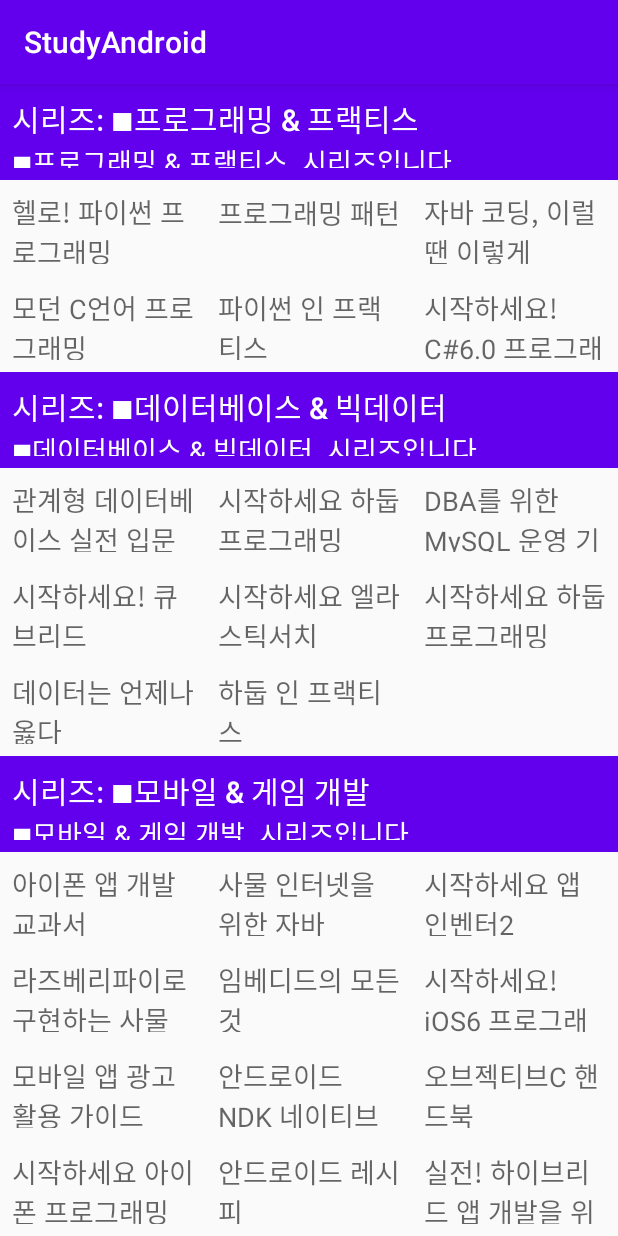
After one commit to Dokyeongyun/AndroidStudio, an Android app: the GridRecyclerView_MainActivity screen opened directly, with no data from a screen before it, on a phone screen of 412 x 824 dp. The commit adds this screen. Run offline under Robolectric (Android 15) with nearby library versions, the phone set to English and light mode, and no system bars.

Commit message:
[ Support Library ] v7 Support Library의 RecyclerView 중 GirdLayoutManager를 이용하여 격자형태로 리스트를 출력하는 방법

```diff
--- a/app/src/main/AndroidManifest.xml
+++ b/app/src/main/AndroidManifest.xml
@@ -14,7 +14,8 @@
         android:roundIcon="@mipmap/ic_launcher_round"
         android:supportsRtl="true"
         android:theme="@style/AppTheme">
-        <activity android:name=".No7_SupportLibrary.RecyclerView.Divider.DividerRecyclerView_MainActivity"></activity>
+        <activity android:name=".No7_SupportLibrary.RecyclerView.Grid.GridRecyclerView_MainActivity"></activity>
+        <activity android:name=".No7_SupportLibrary.RecyclerView.Divider.DividerRecyclerView_MainActivity" />
         <activity android:name=".No7_SupportLibrary.RecyclerView.SimpleRecyclerView.SimpleRecyclerView_MainActivity" />
         <activity android:name=".No7_SupportLibrary.RecyclerView.RecyclerView_MainActivity" />
         <activity android:name=".No7_SupportLibrary.NotificationCompat.NotificationCompat_MainActivity" />
--- a/app/src/main/java/com/example/studyandroid/No7_SupportLibrary/RecyclerView/Divider/DividerRecyclerView_MainActivity.java
+++ b/app/src/main/java/com/example/studyandroid/No7_SupportLibrary/RecyclerView/Divider/DividerRecyclerView_MainActivity.java
@@ -30,14 +30,14 @@ public class DividerRecyclerView_MainActivity extends AppCompatActivity {
     @Override
     protected void onCreate(Bundle savedInstanceState) {
         super.onCreate(savedInstanceState);
-        setContentView(R.layout.activity_divider_recycler_view__main);
+        setContentView(R.layout.activity_simple_recycler_view__main);
         setupRecyclerView();
     }
 
 
     private void setupRecyclerView() {
 
-        recyclerView = findViewById(R.id.simpleRecyclerView2);
+        recyclerView = findViewById(R.id.simpleRecyclerView);
         recyclerView.setHasFixedSize(true);
 
         simpleStringAdapter = new SimpleStringAdapter(DummyDataGenerator.generateStringListData());
--- /dev/null
+++ b/app/src/main/java/com/example/studyandroid/No7_SupportLibrary/RecyclerView/Grid/GridRecyclerView_MainActivity.java
@@ -0,0 +1,68 @@
+package com.example.studyandroid.No7_SupportLibrary.RecyclerView.Grid;
+
+import androidx.appcompat.app.AppCompatActivity;
+import androidx.recyclerview.widget.GridLayoutManager;
+import androidx.recyclerview.widget.RecyclerView;
+
+import android.content.Context;
+import android.content.Intent;
+import android.os.Bundle;
+
+import com.example.studyandroid.No7_SupportLibrary.RecyclerView.DummyDataGenerator;
+import com.example.studyandroid.R;
+/*
+
+[ RecyclerView _ Customizing _ GridRecyclerView ]
+
+  1. GridLayoutManager 를 이용 -> 생성 시 열의 개수를 지정
+  2. GridLayoutManager.SpanSizeLookup() 을 이용하여
+        각 내용별로 그리드 상에서 차지할 면적을 정의한다.
+        ex) 헤더는 3칸을 모두 차지, 내용은 1칸만 차지
+            이 때, 헤더인지 내용인지, 즉 아이템뷰의 타입을 얻기 위하여
+            Adapter.getItemViewType() 을 이용한다.
+
+ */
+public class GridRecyclerView_MainActivity extends AppCompatActivity {
+
+    private RecyclerView recyclerView;
+
+    @Override
+    protected void onCreate(Bundle savedInstanceState) {
+        super.onCreate(savedInstanceState);
+        setContentView(R.layout.activity_simple_recycler_view__main);
+        setupRecyclerView();
+    }
+
+    private void setupRecyclerView() {
+        recyclerView =  findViewById(R.id.simpleRecyclerView);
+
+        recyclerView.setHasFixedSize(true);
+
+        final RichAdapter adapter = new RichAdapter(DummyDataGenerator.generateStringListData());
+        recyclerView.setAdapter(adapter);
+
+        // GridLayout 의 열을 3으로 지정하여 생성
+        final GridLayoutManager gridLayoutManager = new GridLayoutManager(this, 3);
+        // SpanSizeLookup 으로 아이템뷰별로 차지할 폭을 결정한다
+        GridLayoutManager.SpanSizeLookup spanSizeLookup = new GridLayoutManager.SpanSizeLookup() {
+            @Override
+            public int getSpanSize(int position) {
+                if (adapter.getItemViewType(position) == RichAdapter.HEADER_VIEW_TYPE) {
+                    // 헤더는 3열을 차지해서 표시한다(표시되는 것은 1열)
+
+                    // getSpanCount() -> 모든 열에 꽉 채울 수 있도록 함 (나중에 열의 크기가 바뀌어도 호환됨)
+                    return gridLayoutManager.getSpanCount();
+                }
+
+                // 나머지는 1열을 사용한다(표시되는 것은 3열)
+                return 1;
+            }
+        };
+        gridLayoutManager.setSpanSizeLookup(spanSizeLookup);
+        recyclerView.setLayoutManager(gridLayoutManager);
+    }
+
+    public static Intent createIntent(Context context) {
+        return new Intent(context, GridRecyclerView_MainActivity.class);
+    }
+}
--- /dev/null
+++ b/app/src/main/java/com/example/studyandroid/No7_SupportLibrary/RecyclerView/Grid/RichAdapter.java
@@ -0,0 +1,101 @@
+package com.example.studyandroid.No7_SupportLibrary.RecyclerView.Grid;
+
+import android.icu.text.AlphabeticIndex;
+import android.view.LayoutInflater;
+import android.view.View;
+import android.view.ViewGroup;
+import android.widget.TextView;
+
+import androidx.annotation.NonNull;
+import androidx.recyclerview.widget.RecyclerView;
+
+import com.example.studyandroid.R;
+
+import java.util.List;
+
+public class RichAdapter extends RecyclerView.Adapter<RecyclerView.ViewHolder> {
+
+    public static final int ITEM_VIEW_TYPE = 0;
+    public static final int HEADER_VIEW_TYPE = 1;
+    private List<String> dataset;
+
+
+    // ITEM_VIEW_TYPE 용 ViewHolder
+    public static class ItemViewHolder extends RecyclerView.ViewHolder {
+
+        public final TextView textView;
+
+        public ItemViewHolder(@NonNull View itemView) {
+            super(itemView);
+            textView = itemView.findViewById(R.id.simpleTextView);
+        }
+    }
+
+    public static class HeaderViewHolder extends RecyclerView.ViewHolder {
+        public final TextView titleTextView;
+        public final TextView detailTextView;
+
+        public HeaderViewHolder(@NonNull View itemView) {
+            super(itemView);
+            titleTextView = itemView.findViewById(R.id.titleTextView);
+            detailTextView = itemView.findViewById(R.id.detailTextView);
+        }
+    }
+
+    @Override
+    public int getItemViewType(int position) {
+        if (dataset.get(position).startsWith("■")) {
+            return HEADER_VIEW_TYPE;
+        } else {
+            return ITEM_VIEW_TYPE;
+        }
+    }
+
+    public RichAdapter(List<String> myDataset) {
+        dataset = myDataset;
+    }
+
+    @NonNull
+    @Override
+    public RecyclerView.ViewHolder onCreateViewHolder(@NonNull ViewGroup parent, int viewType) {
+        View view;
+
+        switch (viewType) {
+            case ITEM_VIEW_TYPE: {
+                view = LayoutInflater.from(parent.getContext()).inflate(R.layout.simple_row, parent, false);
+                return new ItemViewHolder(view);
+            }
+            case HEADER_VIEW_TYPE: {
+                view = LayoutInflater.from(parent.getContext()).inflate(R.layout.header_row, parent, false);
+                return new HeaderViewHolder(view);
+            }
+            default:
+                throw new RuntimeException("존재하지 않는 ViewType 입니다.");
+        }
+    }
+
+    @Override
+    public void onBindViewHolder(@NonNull RecyclerView.ViewHolder holder, int position) {
+        String text = dataset.get(position);
+
+        switch (holder.getItemViewType()) {
+            case ITEM_VIEW_TYPE: {
+                ItemViewHolder itemViewHolder = (ItemViewHolder) holder;
+                itemViewHolder.textView.setText(text);
+                break;
+            }
+            case HEADER_VIEW_TYPE: {
+                HeaderViewHolder headerViewHolder = (HeaderViewHolder) holder;
+                headerViewHolder.titleTextView.setText("시리즈: " + text);
+                headerViewHolder.detailTextView.setText(text + " 시리즈입니다.");
+                break;
+            }
+        }
+
+    }
+
+    @Override
+    public int getItemCount() {
+        return dataset.size();
+    }
+}
--- a/app/src/main/java/com/example/studyandroid/No7_SupportLibrary/RecyclerView/RecyclerView_MainActivity.java
+++ b/app/src/main/java/com/example/studyandroid/No7_SupportLibrary/RecyclerView/RecyclerView_MainActivity.java
@@ -7,6 +7,7 @@ import android.os.Bundle;
 import android.view.View;
 
 import com.example.studyandroid.No7_SupportLibrary.RecyclerView.Divider.DividerRecyclerView_MainActivity;
+import com.example.studyandroid.No7_SupportLibrary.RecyclerView.Grid.GridRecyclerView_MainActivity;
 import com.example.studyandroid.No7_SupportLibrary.RecyclerView.SimpleRecyclerView.SimpleRecyclerView_MainActivity;
 import com.example.studyandroid.R;
 /*
@@ -80,21 +81,22 @@ public class RecyclerView_MainActivity extends AppCompatActivity {
 /*        findViewById(R.id.cardview_execute_button).setOnClickListener(new View.OnClickListener() {
             @Override
             public void onClick(View v) {
-                Intent intent = CardViewRecyclerViewActivity.createIntent(MainActivity.this);
+                Intent intent = CardViewRecyclerViewActivity.createIntent(RecyclerView_MainActivity.this);
+                startActivity(intent);
+            }
+        });*/
+        findViewById(R.id.grid_execute_button).setOnClickListener(new View.OnClickListener() {
+            @Override
+            public void onClick(View v) {
+                Intent intent = GridRecyclerView_MainActivity.createIntent(RecyclerView_MainActivity.this);
                 startActivity(intent);
             }
         });
-        findViewById(R.id.grid_execute_button).setOnClickListener(new View.OnClickListener() {
-            @Override
-            public void onClick(View v) {
-                Intent intent = GridRecyclerViewActivity.createIntent(MainActivity.this);
-                startActivity(intent);
-            }
-        });
+        /*
         findViewById(R.id.manipulation_execute_button).setOnClickListener(new View.OnClickListener() {
             @Override
             public void onClick(View v) {
-                Intent intent = ManipulationActivity.createIntent(MainActivity.this);
+                Intent intent = ManipulationActivity.createIntent(RecyclerView_MainActivity.this);
                 startActivity(intent);
             }
         });*/
--- a/app/src/main/res/layout/activity_divider_recycler_view__main.xml
+++ /dev/null
@@ -1,7 +0,0 @@
-<?xml version="1.0" encoding="utf-8"?>
-<androidx.recyclerview.widget.RecyclerView xmlns:android="http://schemas.android.com/apk/res/android"
-    xmlns:app="http://schemas.android.com/apk/res-auto"
-    android:id="@+id/simpleRecyclerView2"
-    android:layout_width="match_parent"
-    android:layout_height="match_parent"
-    app:layoutManager="androidx.recyclerview.widget.LinearLayoutManager" />
--- /dev/null
+++ b/app/src/main/res/layout/header_row.xml
@@ -0,0 +1,24 @@
+<?xml version="1.0" encoding="utf-8"?>
+<LinearLayout xmlns:android="http://schemas.android.com/apk/res/android"
+    android:orientation="vertical"
+    android:layout_width="match_parent"
+    android:background="?attr/colorPrimary"
+    android:padding="8dp"
+    android:layout_height="64dp">
+
+    <TextView
+        android:id="@+id/titleTextView"
+        android:textAppearance="@style/TextAppearance.AppCompat.Title"
+        android:textColor="@android:color/white"
+        android:layout_width="wrap_content"
+        android:layout_height="wrap_content" />
+
+    <TextView
+        android:id="@+id/detailTextView"
+        android:textAppearance="@style/TextAppearance.AppCompat.Medium"
+        android:textColor="@android:color/white"
+        android:layout_width="wrap_content"
+        android:layout_height="wrap_content" />
+
+
+</LinearLayout>
```
